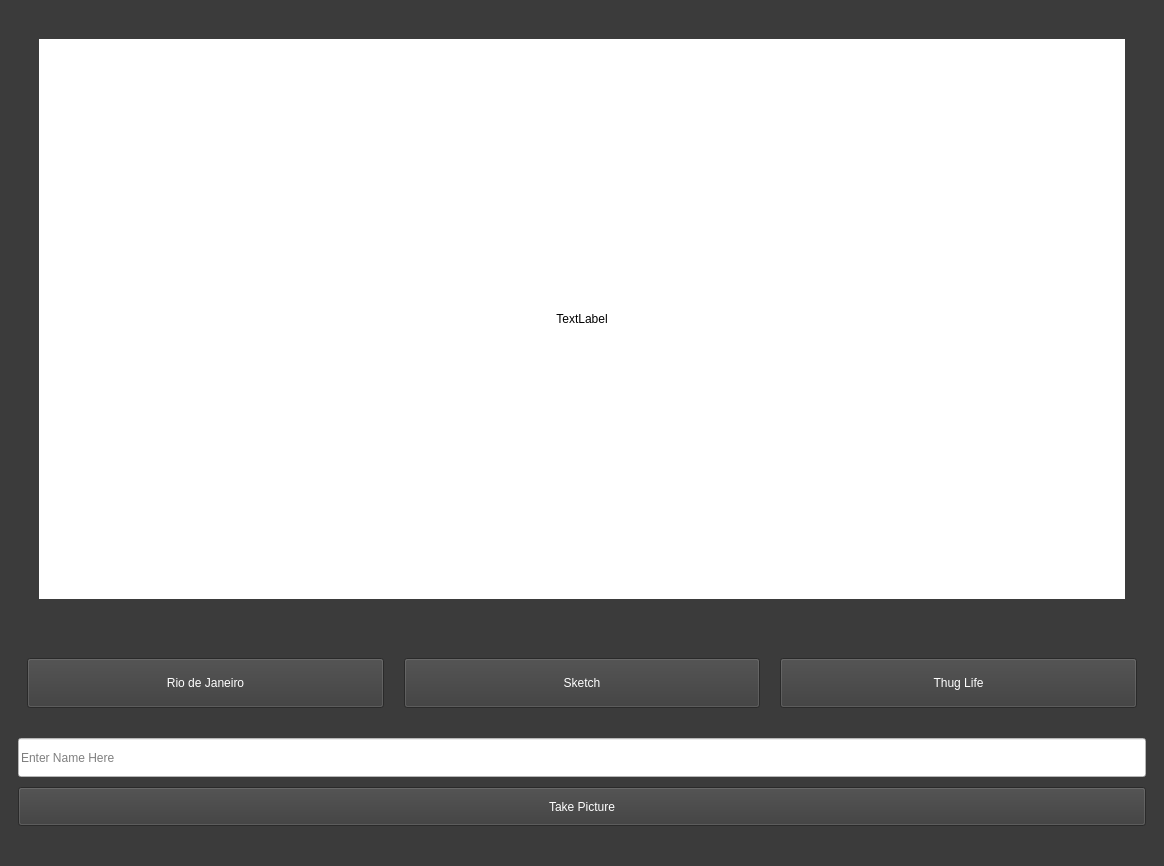
Qt form Form/main_window.ui (joelmakes/FilterMe) before a commit.
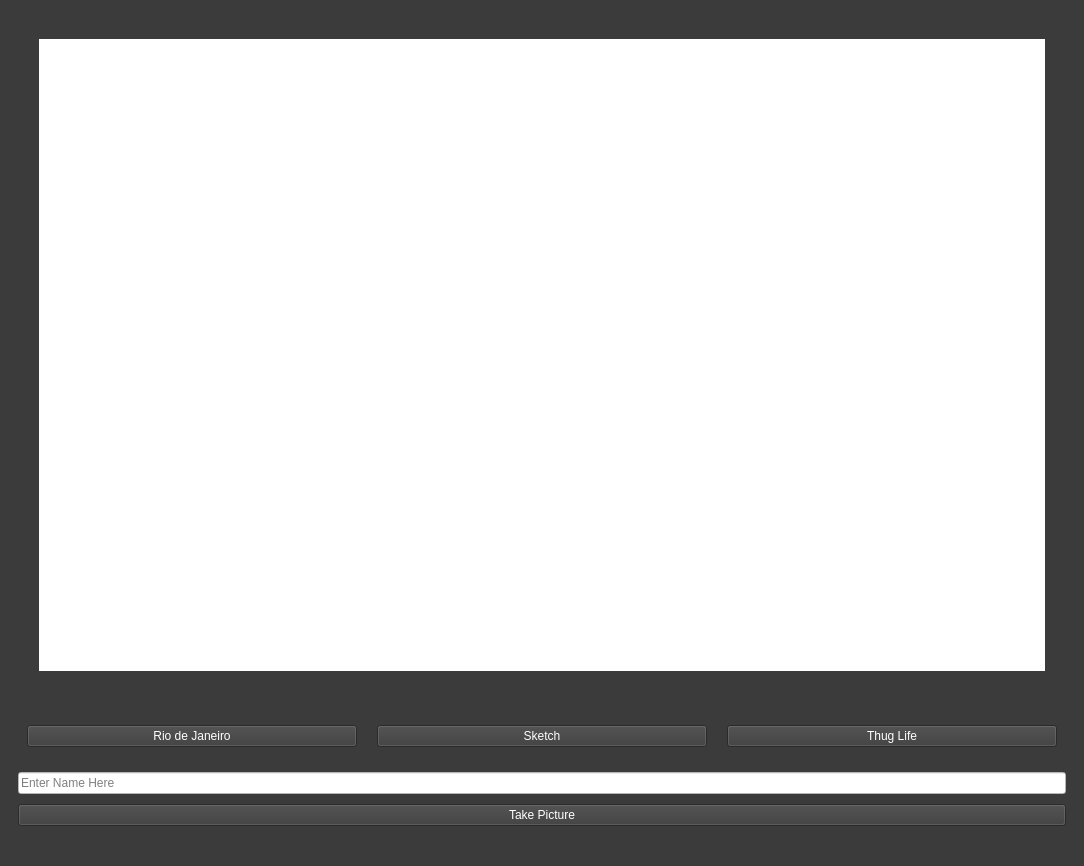
The same form after that commit.

Commit message: updated webcam label ui to implement ratio

What changed in the file:
```diff
--- a/Form/main_window.ui
+++ b/Form/main_window.ui
@@ -6,16 +6,28 @@
    <rect>
     <x>0</x>
     <y>0</y>
-    <width>1164</width>
+    <width>1084</width>
     <height>866</height>
    </rect>
   </property>
+  <property name="sizePolicy">
+   <sizepolicy hsizetype="Expanding" vsizetype="Expanding">
+    <horstretch>0</horstretch>
+    <verstretch>0</verstretch>
+   </sizepolicy>
+  </property>
   <property name="minimumSize">
    <size>
     <width>1084</width>
     <height>866</height>
    </size>
   </property>
+  <property name="maximumSize">
+   <size>
+    <width>16777215</width>
+    <height>16777215</height>
+   </size>
+  </property>
   <property name="windowTitle">
    <string>FilterMe</string>
   </property>
@@ -51,6 +63,18 @@
       </property>
       <item>
        <widget class="QLabel" name="webcam_display">
+        <property name="sizePolicy">
+         <sizepolicy hsizetype="Expanding" vsizetype="Expanding">
+          <horstretch>0</horstretch>
+          <verstretch>0</verstretch>
+         </sizepolicy>
+        </property>
+        <property name="maximumSize">
+         <size>
+          <width>16777215</width>
+          <height>16777215</height>
+         </size>
+        </property>
         <property name="autoFillBackground">
          <bool>false</bool>
         </property>
@@ -59,13 +83,13 @@
 color: rgb(0, 0, 0);</string>
         </property>
         <property name="text">
-         <string>TextLabel</string>
+         <string/>
         </property>
         <property name="textFormat">
          <enum>Qt::TextFormat::RichText</enum>
         </property>
         <property name="alignment">
-         <set>Qt::AlignmentFlag::AlignCenter</set>
+         <set>Qt::AlignmentFlag::AlignJustify|Qt::AlignmentFlag::AlignVCenter</set>
         </property>
        </widget>
       </item>
```
Left out of the diff: 3 changed lines with no effect on the pictures.
